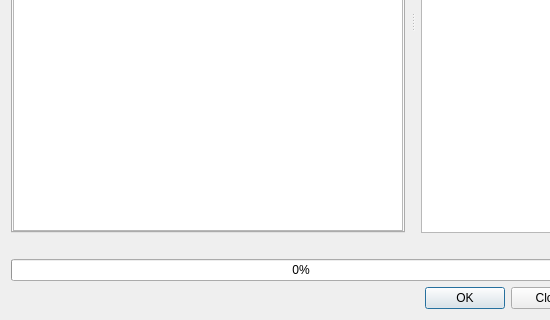
First picture: the form in src/ui/processing/qgsprocessingalgorithmdialogbase.ui, repository carsmie/QGIS, before the edit; both pictures show x 0 to 550 and y 203 to 523 of the 688 by 523 pixel window.
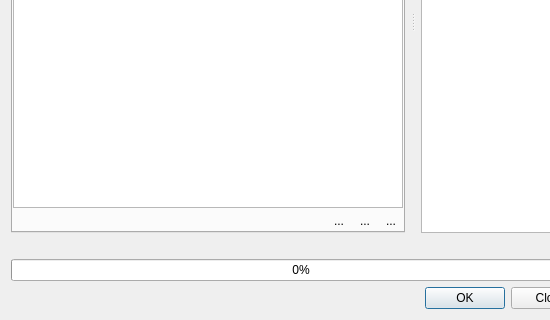
Second picture: the form after the edit. The open tabs and pages were chosen to show the change. Icons and pictures are not drawn.

Commit message:
[FEATURE][processing] Add buttons to save/clear/copy log
In the algorithm execution dialog, this adds buttons to allow
users to save the current log (to text or HTML files), copy the
log contents to the clipboard, and clear the log.

```diff
--- a/src/ui/processing/qgsprocessingalgorithmdialogbase.ui
+++ b/src/ui/processing/qgsprocessingalgorithmdialogbase.ui
@@ -87,6 +87,77 @@
           </property>
          </widget>
         </item>
+        <item>
+         <layout class="QHBoxLayout" name="horizontalLayout">
+          <property name="bottomMargin">
+           <number>0</number>
+          </property>
+          <item>
+           <spacer name="horizontalSpacer">
+            <property name="orientation">
+             <enum>Qt::Horizontal</enum>
+            </property>
+            <property name="sizeHint" stdset="0">
+             <size>
+              <width>40</width>
+              <height>20</height>
+             </size>
+            </property>
+           </spacer>
+          </item>
+          <item>
+           <widget class="QToolButton" name="mButtonSaveLog">
+            <property name="toolTip">
+             <string>Save Log to File</string>
+            </property>
+            <property name="text">
+             <string>...</string>
+            </property>
+            <property name="icon">
+             <iconset resource="../../../images/images.qrc">
+              <normaloff>:/images/themes/default/mActionFileSave.svg</normaloff>:/images/themes/default/mActionFileSave.svg</iconset>
+            </property>
+            <property name="autoRaise">
+             <bool>true</bool>
+            </property>
+           </widget>
+          </item>
+          <item>
+           <widget class="QToolButton" name="mButtonCopyLog">
+            <property name="toolTip">
+             <string>Copy Log to Clipboard</string>
+            </property>
+            <property name="text">
+             <string>...</string>
+            </property>
+            <property name="icon">
+             <iconset resource="../../../images/images.qrc">
+              <normaloff>:/images/themes/default/mActionEditCopy.svg</normaloff>:/images/themes/default/mActionEditCopy.svg</iconset>
+            </property>
+            <property name="autoRaise">
+             <bool>true</bool>
+            </property>
+           </widget>
+          </item>
+          <item>
+           <widget class="QToolButton" name="mButtonClearLog">
+            <property name="toolTip">
+             <string>Clear Log</string>
+            </property>
+            <property name="text">
+             <string>...</string>
+            </property>
+            <property name="icon">
+             <iconset resource="../../../images/images.qrc">
+              <normaloff>:/images/themes/default/console/iconClearConsole.svg</normaloff>:/images/themes/default/console/iconClearConsole.svg</iconset>
+            </property>
+            <property name="autoRaise">
+             <bool>true</bool>
+            </property>
+           </widget>
+          </item>
+         </layout>
+        </item>
        </layout>
       </widget>
      </widget>
```
Left out of the diff: 33 changed lines with no effect on the pictures. The commit also changes 3 other files.
